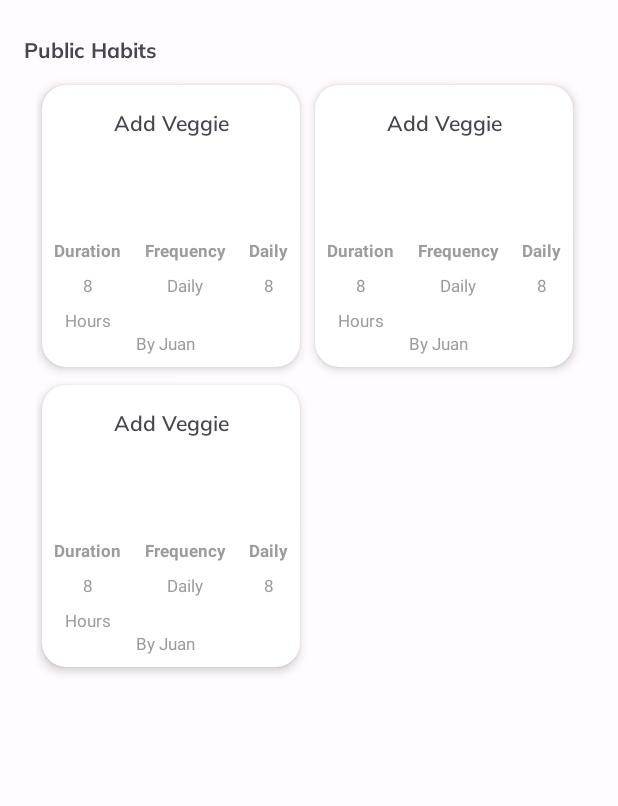
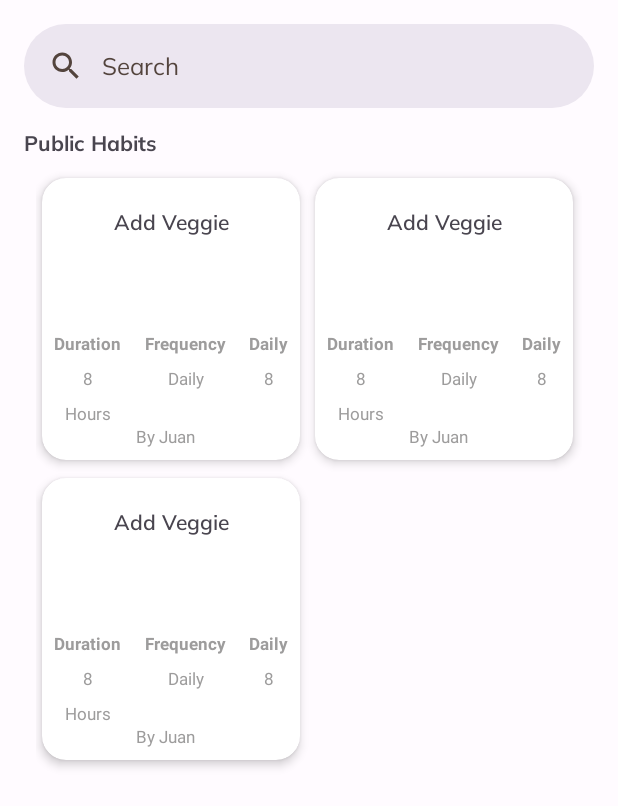
Before and after one commit to stainley/Habit-Tracker, an Android app: the layout fragment_public_challenges.xml on its own in the app's theme, with its tools: preview values and no code run, on a phone screen of 412 x 824 dp. Shown: the top 806 px of the screen. Run offline under Robolectric (Android 15) with nearby library versions, the phone set to English and light mode, and no system bars; Roboto replaces fonts that are not available here.

Commit message:
Search on public challanges

```diff
--- a/app/src/main/java/ca/lambton/habittracker/view/ongoingHabits/PrivateHabitDetailFragment.java
+++ b/app/src/main/java/ca/lambton/habittracker/view/ongoingHabits/PrivateHabitDetailFragment.java
@@ -158,7 +158,7 @@ public class PrivateHabitDetailFragment extends Fragment {
         // Linear chart graph of percentage by date
         Fragment graphFragment = LinealProgressGraphFragment.newInstance(graphDataList);
         // Comment that line if you have problem displaying the GRAPH, but not commit to the repository
-        //parentFragmentManager.beginTransaction().replace(R.id.progress_chart_container, graphFragment).commit();
+        parentFragmentManager.beginTransaction().replace(R.id.progress_chart_container, graphFragment).commit();
     }
 
     private void editHabitName(View view) {
--- a/app/src/main/res/layout/card_ongoing_public_habit.xml
+++ b/app/src/main/res/layout/card_ongoing_public_habit.xml
@@ -25,14 +25,14 @@
         <TextView
             android:id="@+id/habitNameLabel"
             android:layout_width="0dp"
-            android:layout_height="0dp"
+            android:layout_height="wrap_content"
             android:layout_marginStart="8dp"
             android:layout_marginTop="16dp"
             android:layout_marginEnd="8dp"
             android:ellipsize="end"
             android:fontFamily="@font/mulish_semi_bold"
-            android:maxEms="25"
-            android:maxLines="4"
+            android:maxEms="10"
+            android:maxLines="2"
             android:textAlignment="center"
             android:textSize="14sp"
             app:layout_constraintBottom_toTopOf="@id/frequency_label"
@@ -42,6 +42,12 @@
             app:layout_constraintVertical_bias="0.25"
             app:layout_constraintVertical_chainStyle="packed"
             tools:text="Add Veggie" />
+
+        <ImageView
+            android:id="@+id/image_habit"
+            android:layout_width="match_parent"
+            android:layout_height="64dp"
+            app:layout_constraintTop_toBottomOf="@id/habitNameLabel" />
 
         <TextView
             android:id="@+id/duration_label"
@@ -53,7 +59,7 @@
             android:textSize="11sp"
             android:textStyle="bold"
             app:layout_constraintStart_toStartOf="parent"
-            app:layout_constraintTop_toBottomOf="@id/habitNameLabel" />
+            app:layout_constraintTop_toBottomOf="@id/image_habit" />
 
         <TextView
             android:id="@+id/duration_time"
@@ -93,11 +99,9 @@
             android:text="Frequency"
             android:textSize="11sp"
             android:textStyle="bold"
-            app:layout_constraintBottom_toBottomOf="@id/duration_label"
-            app:layout_constraintBottom_toTopOf="@id/duration_label"
             app:layout_constraintEnd_toStartOf="@id/frequency_unit"
             app:layout_constraintStart_toEndOf="@id/duration_label"
-            app:layout_constraintTop_toTopOf="@id/duration_label" />
+            app:layout_constraintTop_toBottomOf="@id/image_habit" />
 
         <TextView
             android:id="@+id/frequency"
--- a/app/src/main/res/layout/fragment_public_challenges.xml
+++ b/app/src/main/res/layout/fragment_public_challenges.xml
@@ -6,12 +6,21 @@
     android:layout_height="match_parent"
     tools:context=".view.ongoingHabits.PublicChallengesFragment">
 
+
+    <androidx.coordinatorlayout.widget.CoordinatorLayout
+        android:layout_width="match_parent"
+        android:layout_height="match_parent">
+
+        <androidx.constraintlayout.widget.ConstraintLayout
+            android:layout_width="match_parent"
+            android:layout_height="match_parent">
+
             <TextView
                 android:id="@+id/publicHabitsLabel"
                 android:layout_width="wrap_content"
                 android:layout_height="wrap_content"
                 android:layout_marginStart="16dp"
-        android:layout_marginTop="24dp"
+                android:layout_marginTop="86dp"
                 android:layout_marginBottom="16dp"
                 android:fontFamily="@font/mulish_bold"
                 android:text="@string/public_habits"
@@ -27,11 +36,54 @@
                 android:layout_marginEnd="16dp"
                 android:padding="8dp"
                 app:layoutManager="androidx.recyclerview.widget.GridLayoutManager"
+                app:layout_constraintBottom_toBottomOf="parent"
                 app:layout_constraintLeft_toLeftOf="parent"
                 app:layout_constraintRight_toRightOf="parent"
                 app:layout_constraintTop_toBottomOf="@+id/publicHabitsLabel"
-        app:layout_constraintBottom_toBottomOf="parent"
                 app:spanCount="2"
                 tools:listitem="@layout/card_ongoing_public_habit" />
 
         </androidx.constraintlayout.widget.ConstraintLayout>
+
+
+        <com.google.android.material.appbar.MaterialToolbar
+            android:layout_width="match_parent"
+            android:layout_height="wrap_content"
+            android:isScrollContainer="false"
+            app:hideOnScroll="false">
+
+            <com.google.android.material.search.SearchBar
+                android:id="@+id/search_bar"
+                android:layout_width="match_parent"
+                android:layout_height="wrap_content"
+                android:hint="@string/search" />
+        </com.google.android.material.appbar.MaterialToolbar>
+
+
+        <com.google.android.material.search.SearchView
+            android:id="@+id/search_view"
+            android:layout_width="match_parent"
+            android:layout_height="match_parent"
+            android:hint="@string/search"
+            app:layout_anchor="@id/search_bar">
+
+            <androidx.recyclerview.widget.RecyclerView
+                android:id="@+id/public_ongoing_habit_filtered"
+                android:layout_width="match_parent"
+                android:layout_height="match_parent"
+                android:layout_marginStart="16dp"
+                android:layout_marginEnd="16dp"
+                android:padding="8dp"
+                app:layoutManager="androidx.recyclerview.widget.GridLayoutManager"
+                app:layout_constraintBottom_toBottomOf="parent"
+                app:layout_constraintLeft_toLeftOf="parent"
+                app:layout_constraintRight_toRightOf="parent"
+                app:layout_constraintTop_toBottomOf="@+id/publicHabitsLabel"
+                app:spanCount="2"
+                tools:listitem="@layout/card_ongoing_public_habit" />
+
+        </com.google.android.material.search.SearchView>
+    </androidx.coordinatorlayout.widget.CoordinatorLayout>
+
+
+</androidx.constraintlayout.widget.ConstraintLayout>
```
Also changed, not shown: app/src/main/java/ca/lambton/habittracker/view/ongoingHabits/PublicChallengesFragment.java (+62 -0 lines), app/src/main/java/ca/lambton/habittracker/view/ongoingHabits/adapter/OngoingHabitPublicAdapter.java (+13 -0 lines), app/src/main/res/layout/fragment_complete_habit_collection.xml (+0 -7 lines). Lines whose indentation alone changed are shown as unchanged.
